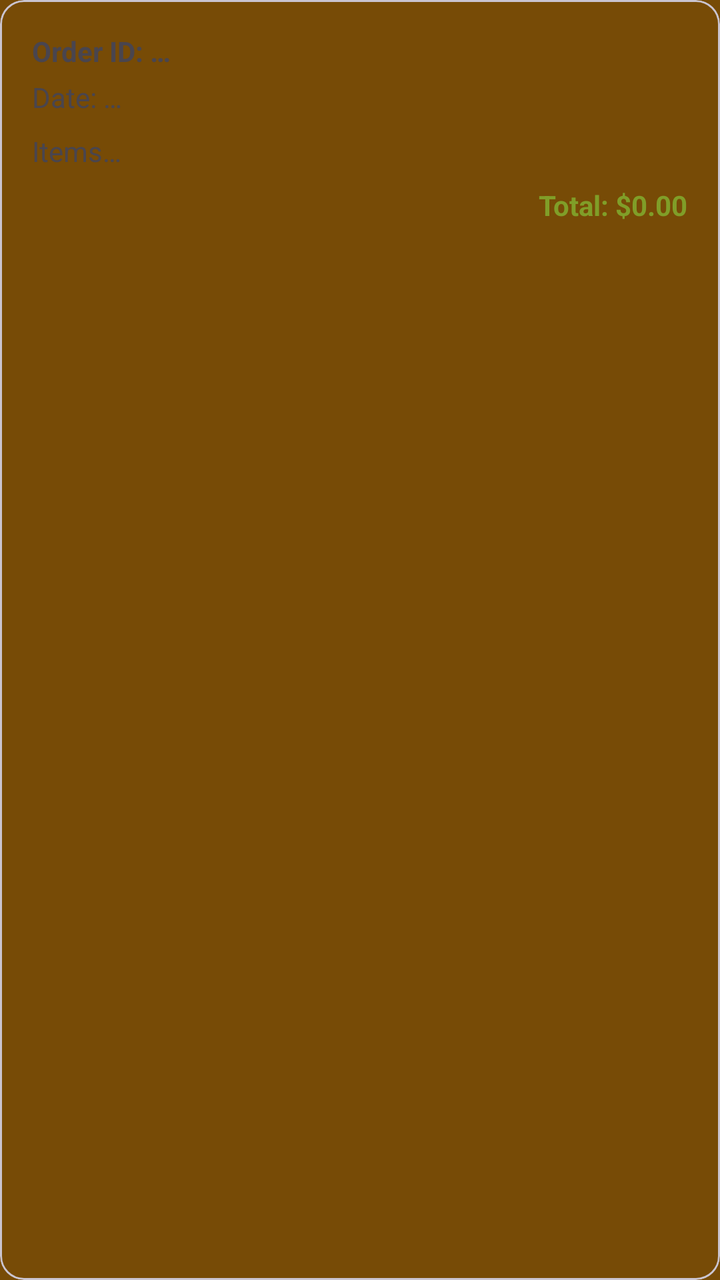
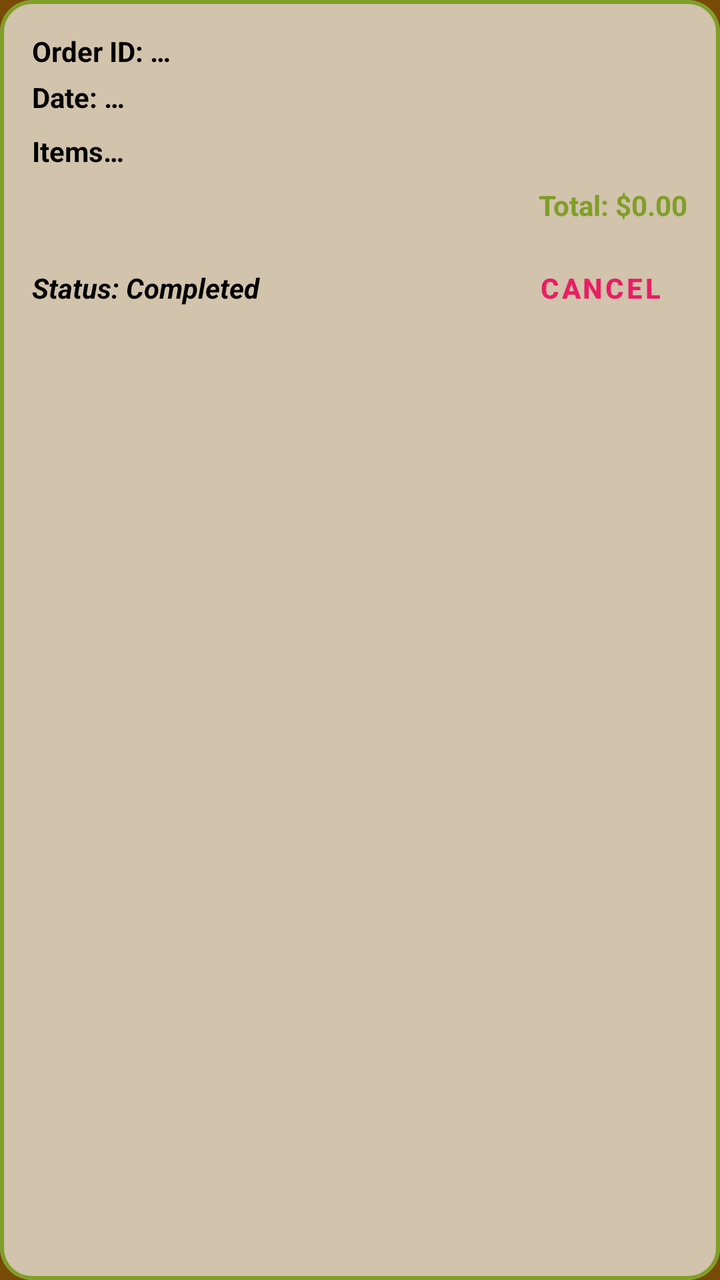

The first picture is an Android layout as it rendered before a commit; the second is the same layout after the commit. The layout source and the unified diff follow.
<!-- AndroidManifest.xml: application theme Theme.Fruits_App -->
<!-- res/layout/item_order.xml -->
<?xml version="1.0" encoding="utf-8"?>
<com.google.android.material.card.MaterialCardView xmlns:android="http://schemas.android.com/apk/res/android"
    xmlns:app="http://schemas.android.com/apk/res-auto"
    android:layout_width="match_parent"
    android:layout_height="wrap_content"
    android:layout_margin="8dp"
    app:cardCornerRadius="12dp">

    <LinearLayout
        android:layout_width="match_parent"
        android:layout_height="wrap_content"
        android:orientation="vertical"
        android:padding="16dp">

        <TextView
            android:id="@+id/tvOrderId"
            android:layout_width="wrap_content"
            android:layout_height="wrap_content"
            android:text="@string/order_id_placeholder"
            android:textStyle="bold" />

        <TextView
            android:id="@+id/tvOrderDate"
            android:layout_width="wrap_content"
            android:layout_height="wrap_content"
            android:layout_marginTop="4dp"
            android:text="@string/order_date_placeholder" />

        <TextView
            android:id="@+id/tvOrderItems"
            android:layout_width="wrap_content"
            android:layout_height="wrap_content"
            android:layout_marginTop="8dp"
            android:text="@string/order_items_placeholder" />

        <TextView
            android:id="@+id/tvOrderTotal"
            android:layout_width="wrap_content"
            android:layout_height="wrap_content"
            android:layout_gravity="end"
            android:layout_marginTop="8dp"
            android:text="@string/order_total_placeholder"
            android:textColor="@color/leaf_green_top"
            android:textStyle="bold" />
    </LinearLayout>
</com.google.android.material.card.MaterialCardView>
<!-- resources referenced by this layout -->
<resources>
  <color name="leaf_green_top">#809E28</color>
  <string name="order_date_placeholder">Date: …</string>
  <string name="order_id_placeholder">Order ID: …</string>
  <string name="order_items_placeholder">Items…</string>
  <string name="order_total_placeholder">Total: $0.00</string>
  <style name="Theme.Fruits_App" parent="Base.Theme.Fruits_App" />
  <style name="Base.Theme.Fruits_App" parent="Theme.Material3.DayNight.NoActionBar">
          <item name="android:windowBackground">@color/woody_brown_bg</item>
          <item name="android:statusBarColor">@color/leaf_green_top</item>
  
          
          <item name="colorPrimary">@color/leaf_green_top</item>
          <item name="colorOnPrimary">@color/white</item>
          <item name="colorSecondary">@color/bold_yellow_card</item>
          <item name="colorOnSecondary">@color/white</item>
  
          
          <item name="colorSurface">@color/woody_brown_bg</item>
          <item name="colorOnSurface">@color/white</item>
          <item name="colorSurfaceContainer">@color/woody_brown_bg</item>
          <item name="colorOnSurfaceVariant">@color/white</item>
          <item name="android:textColorPrimary">@color/white</item>
          <item name="android:textColorSecondary">@color/bark_brown_secondary</item>
  
          
          <item name="alertDialogTheme">@style/CustomAlertDialog</item>
  
          
          <item name="colorSecondaryContainer">@color/bold_yellow_card</item>
          <item name="colorOnSecondaryContainer">@color/white</item>
  
          
          <item name="android:itemBackground">@color/bark_brown_secondary</item>
          <item name="android:panelBackground">@color/bark_brown_secondary</item>
          <item name="actionOverflowMenuStyle">@style/OverflowMenu</item>
          <item name="actionBarPopupTheme">@style/PopupOverlay</item>
      </style>
  <color name="woody_brown_bg">#774B06</color>
  <color name="white">#FFFFFFFF</color>
  <color name="bold_yellow_card">#AAc58f11</color>
  <color name="bark_brown_secondary">#bfada6</color>
  <style name="CustomAlertDialog" parent="Theme.Material3.DayNight.Dialog.Alert">
          <item name="colorSurface">@color/woody_brown_bg</item>
          <item name="android:background">@color/woody_brown_bg</item>
      </style>
  <style name="OverflowMenu" parent="Widget.Material3.PopupMenu.Overflow">
          <item name="android:popupBackground">@color/woody_brown_bg</item>
      </style>
  <style name="PopupOverlay" parent="ThemeOverlay.Material3.Dark">
          <item name="android:colorBackground">@color/woody_brown_bg</item>
          <item name="colorSurface">@color/woody_brown_bg</item>
          <item name="colorSurfaceContainer">@color/woody_brown_bg</item>
          <item name="colorOnSurface">@color/white</item>
          <item name="android:textColorPrimary">@color/white</item>
          <item name="android:textColorSecondary">@color/bark_brown_secondary</item>
          <item name="colorControlNormal">@color/white</item>
          <item name="android:panelBackground">@color/woody_brown_bg</item>
          <item name="android:itemBackground">@color/woody_brown_bg</item>
      </style>
</resources>

<!-- the commit's change to res/layout/item_order.xml (unified diff, before → after) -->
@@ -4,7 +4,11 @@
     android:layout_width="match_parent"
     android:layout_height="wrap_content"
     android:layout_margin="8dp"
-    app:cardCornerRadius="12dp">
+    app:cardBackgroundColor="#AAFFFFFF"
+    app:cardCornerRadius="16dp"
+    app:cardElevation="0dp"
+    app:strokeColor="@color/leaf_green_top"
+    app:strokeWidth="2dp">
 
     <LinearLayout
         android:layout_width="match_parent"
@@ -17,6 +21,7 @@
             android:layout_width="wrap_content"
             android:layout_height="wrap_content"
             android:text="@string/order_id_placeholder"
+            android:textColor="@color/black"
             android:textStyle="bold" />
 
         <TextView
@@ -24,14 +29,18 @@
             android:layout_width="wrap_content"
             android:layout_height="wrap_content"
             android:layout_marginTop="4dp"
-            android:text="@string/order_date_placeholder" />
+            android:text="@string/order_date_placeholder"
+            android:textColor="@color/black"
+            android:textStyle="bold" />
 
         <TextView
             android:id="@+id/tvOrderItems"
             android:layout_width="wrap_content"
             android:layout_height="wrap_content"
             android:layout_marginTop="8dp"
-            android:text="@string/order_items_placeholder" />
+            android:text="@string/order_items_placeholder"
+            android:textColor="@color/black"
+            android:textStyle="bold" />
 
         <TextView
             android:id="@+id/tvOrderTotal"
@@ -42,5 +51,31 @@
             android:text="@string/order_total_placeholder"
             android:textColor="@color/leaf_green_top"
             android:textStyle="bold" />
+
+        <LinearLayout
+            android:layout_width="match_parent"
+            android:layout_height="wrap_content"
+            android:layout_marginTop="8dp"
+            android:gravity="center_vertical"
+            android:orientation="horizontal">
+
+            <TextView
+                android:id="@+id/tvOrderStatus"
+                android:layout_width="0dp"
+                android:layout_weight="1"
+                android:layout_height="wrap_content"
+                android:text="Status: Completed"
+                android:textColor="@color/black"
+                android:textStyle="bold|italic" />
+
+            <Button
+                android:id="@+id/btnCancelOrder"
+                style="@style/Widget.MaterialComponents.Button.TextButton"
+                android:layout_width="wrap_content"
+                android:layout_height="wrap_content"
+                android:text="@string/cancel_button"
+                android:textColor="@color/pink_favorite"
+                android:textStyle="bold" />
+        </LinearLayout>
     </LinearLayout>
 </com.google.android.material.card.MaterialCardView>
<!-- resource entries referenced after the edit -->
@@ -1,6 +1,9 @@
 <!-- resources referenced by this layout -->
 <resources>
+  <color name="black">#FF000000</color>
   <color name="leaf_green_top">#809E28</color>
+  <color name="pink_favorite">#E91E63</color>
+  <string name="cancel_button">Cancel</string>
   <string name="order_date_placeholder">Date: …</string>
   <string name="order_id_placeholder">Order ID: …</string>
   <string name="order_items_placeholder">Items…</string>
